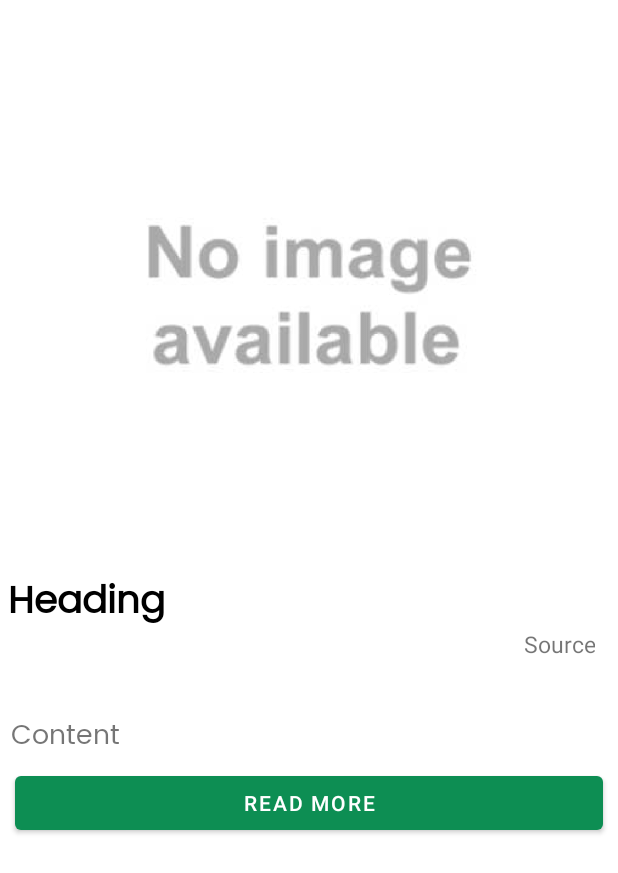
After one commit to PuruPanda1/CovidSmasherAndroidApp, an Android app: the layout activity_detailed_news_page.xml on its own in the app's theme, with its tools: preview values and no code run, on a phone screen of 412 x 824 dp. The commit adds this screen. Shown: the top 873 px of the screen. Run offline under Robolectric (Android 15) with nearby library versions, the phone set to English and light mode, and no system bars; network calls fail.

Commit message:
Worked on detailed news page and intent to external browser for the detailed news description

```diff
--- a/app/src/main/java/com/purupanda/login/MainActivity.java
+++ b/app/src/main/java/com/purupanda/login/MainActivity.java
@@ -74,7 +74,8 @@ public class MainActivity extends AppCompatActivity {
 
         // Configure Google Sign In
         GoogleSignInOptions gso = new GoogleSignInOptions.Builder(GoogleSignInOptions.DEFAULT_SIGN_IN)
-                .requestIdToken(getString(R.string.default_web_client_id))
+//                .requestIdToken(getString(R.string.default_web_client_id))
+                .requestIdToken("763423662321")
                 .requestEmail()
                 .build();
 
--- a/app/src/main/java/com/purupanda/login/ui/home/HomeFragment.java
+++ b/app/src/main/java/com/purupanda/login/ui/home/HomeFragment.java
@@ -59,7 +59,7 @@ public class HomeFragment extends Fragment {
 
     private void getNews(){
         articlesArrayList.clear();
-        String url = "https://gnews.io/api/v4/search?q=covid&token=91b145c4cfebf58974bd497a23bdabd1&lang=en&country=in";
+        String url = "https://gnews.io/api/v4/search?q=medical&token=91b145c4cfebf58974bd497a23bdabd1&lang=en&country=in";
         RequestQueue queue = Volley.newRequestQueue(getContext());
         JsonObjectRequest jsonObjectRequest = new JsonObjectRequest
                 (Request.Method.GET, url,null, new com.android.volley.Response.Listener<JSONObject>(){
@@ -74,8 +74,9 @@ public class HomeFragment extends Fragment {
                                 JSONObject source = obj.getJSONObject("source");
                                 articlesArrayList.add(new newsModel
                                         (obj.getString("title"),source.getString("name"),
-                                                obj.getString("image"),obj.getString("url"))
+                                                obj.getString("image"),obj.getString("url"),obj.getString("description"))
                                 );
+//                                Log.d("description", "onResponse: "+articlesArrayList.get(0).getDesctiption());
                             }
                             newsRVAdapter.notifyDataSetChanged();
                         } catch (JSONException e) {
--- /dev/null
+++ b/app/src/main/res/layout/activity_detailed_news_page.xml
@@ -0,0 +1,71 @@
+<?xml version="1.0" encoding="utf-8"?>
+<ScrollView xmlns:android="http://schemas.android.com/apk/res/android"
+    xmlns:app="http://schemas.android.com/apk/res-auto"
+    xmlns:tools="http://schemas.android.com/tools"
+    android:id="@+id/detailedNewsLayout"
+    android:layout_width="match_parent"
+    android:layout_height="match_parent"
+    android:layout_marginTop="2dp"
+    android:backgroundTint="@color/mainScreenGreen"
+    android:orientation="vertical"
+    tools:context=".detailedNewsPage">
+
+    <LinearLayout
+        android:layout_width="match_parent"
+        android:layout_height="match_parent"
+        android:orientation="vertical">
+    <ImageView
+        android:id="@+id/detailedNewsImage"
+        android:layout_width="match_parent"
+        android:layout_height="550px"
+        android:layout_marginTop="1dp"
+        android:scaleType="centerCrop"
+        app:srcCompat="@drawable/image_not_available" />
+
+    <TextView
+        android:id="@+id/detailedNewsTitle"
+        android:layout_width="match_parent"
+        android:layout_height="wrap_content"
+        android:layout_marginTop="8dp"
+        android:fontFamily="@font/poppins"
+        android:padding="2dp"
+        android:paddingStart="5dp"
+        android:text="Heading"
+        android:textColor="@color/black"
+        android:textSize="25dp"
+        android:textStyle="bold" />
+
+    <TextView
+        android:id="@+id/detailedNewsSource"
+        android:layout_width="match_parent"
+        android:layout_height="wrap_content"
+        android:layout_marginTop="-5dp"
+        android:layout_marginBottom="25dp"
+        android:gravity="right"
+        android:paddingStart="15dp"
+        android:paddingEnd="15dp"
+        android:text="Source"
+        android:textSize="15dp" />
+
+    <TextView
+        android:id="@+id/detailedNewsDescription"
+        android:layout_width="match_parent"
+        android:layout_height="wrap_content"
+        android:layout_marginTop="10dp"
+        android:fontFamily="@font/poppins"
+        android:paddingStart="7dp"
+        android:paddingEnd="7dp"
+        android:text="Content"
+        android:textSize="18sp" />
+
+    <Button
+        android:id="@+id/readMoreButton"
+        android:layout_width="match_parent"
+        android:layout_height="wrap_content"
+        android:layout_marginStart="10dp"
+        android:layout_marginTop="5dp"
+        android:layout_marginEnd="10dp"
+        android:text="Read More"
+        android:textColor="@android:color/white" />
+    </LinearLayout>
+</ScrollView>
```
Also changed, not shown: app/src/main/AndroidManifest.xml (+6 -8 lines), app/src/main/java/com/purupanda/login/detailedNewsPage.java (added, +42 -0 lines), app/src/main/java/com/purupanda/login/models/newsModel.java (+11 -2 lines), app/src/main/java/com/purupanda/login/newsCustomAdapter.java (+16 -6 lines).
